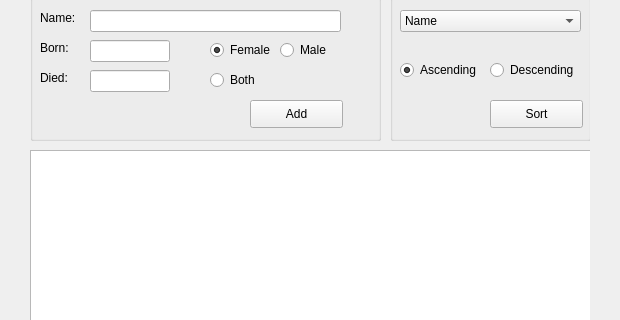
Old version of the form 3hluti/mainwindow.ui in the repository hj02/VV; both pictures show x 0 to 620 and y 92 to 412 of the 620 by 620 pixel window.
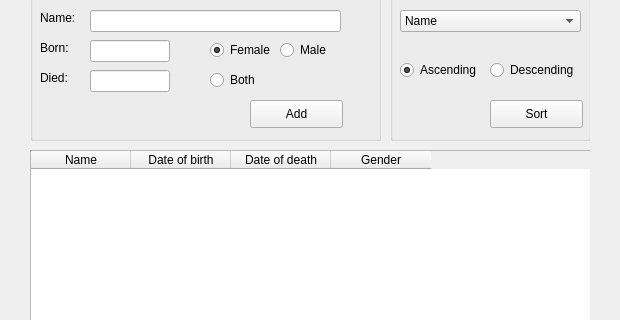
New version of the form. The open tabs and pages were chosen to show the change.

Commit message: column table changed to widget table

Patch:
```diff
--- a/3hluti/mainwindow.ui
+++ b/3hluti/mainwindow.ui
@@ -91,16 +91,6 @@
        <string/>
       </property>
      </widget>
-     <widget class="QColumnView" name="colScientists">
-      <property name="geometry">
-       <rect>
-        <x>20</x>
-        <y>180</y>
-        <width>561</width>
-        <height>351</height>
-       </rect>
-      </property>
-     </widget>
      <widget class="QPushButton" name="pbAddS">
       <property name="geometry">
        <rect>
@@ -304,6 +294,36 @@
        </property>
       </widget>
      </widget>
+     <widget class="QTableWidget" name="tableScientist">
+      <property name="geometry">
+       <rect>
+        <x>20</x>
+        <y>180</y>
+        <width>561</width>
+        <height>351</height>
+       </rect>
+      </property>
+      <column>
+       <property name="text">
+        <string>Name</string>
+       </property>
+      </column>
+      <column>
+       <property name="text">
+        <string>Date of birth</string>
+       </property>
+      </column>
+      <column>
+       <property name="text">
+        <string>Date of death</string>
+       </property>
+      </column>
+      <column>
+       <property name="text">
+        <string>Gender</string>
+       </property>
+      </column>
+     </widget>
      <zorder>groupBox</zorder>
      <zorder>lblDodS</zorder>
      <zorder>lblNameS</zorder>
```
Left out of the diff: 60 changed lines with no effect on the pictures.
